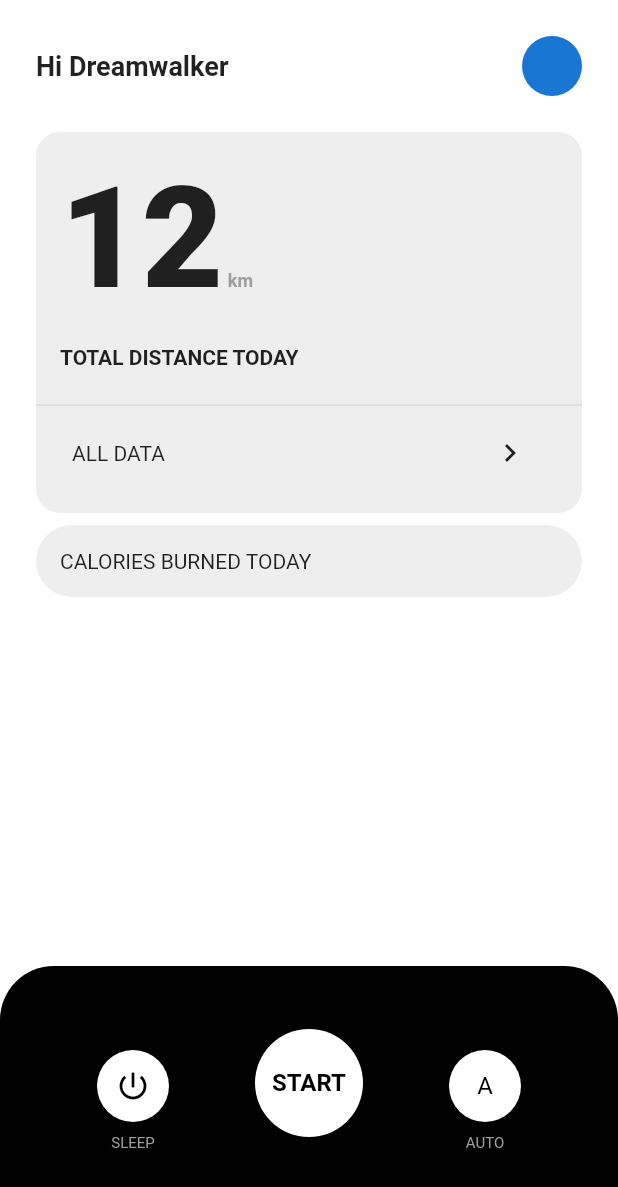
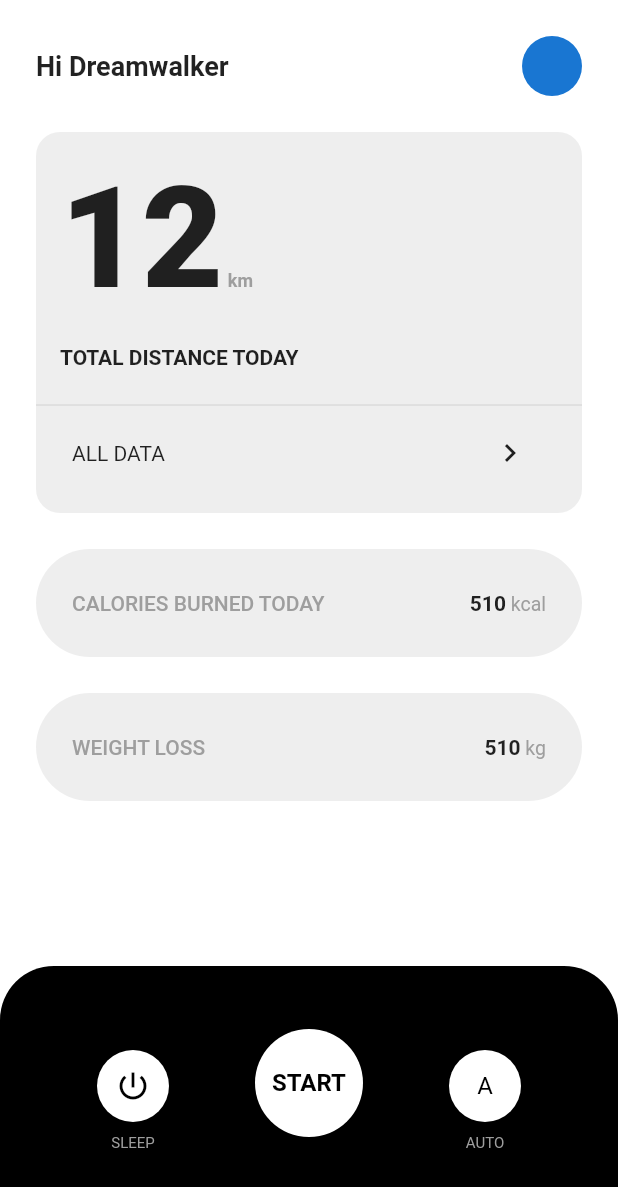
Before and after one commit to JAICHANGPARK/flutter_notebook_18th_story, a Flutter app: the screen it shows after launch, on a phone screen of 412 x 824 dp. Shown: the top 1187 px of the screen. Run offline on Flutter 3.47's test engine with Material 2 defaults, Android fonts, the phone set to English and light mode, and no system bars; our stand-ins replace cached_network_image, flutter_lorem, flutter_riverpod, flutter_svg, freezed_annotation, go_router and 3 more.

Commit message:
Update treadmill_home_page.dart

```diff
--- a/lib/ep1070_treadmill_app/src/ui/treadmill_home_page.dart
+++ b/lib/ep1070_treadmill_app/src/ui/treadmill_home_page.dart
@@ -71,7 +71,7 @@ class TreadmillHomePage extends StatelessWidget {
                                       ),
                                     ),
                                   ),
-                                  SizedBox(
+                                  const SizedBox(
                                     height: 0,
                                   ),
                                   const Padding(
@@ -102,18 +102,91 @@ class TreadmillHomePage extends StatelessWidget {
                                 ],
                               ),
                             ),
-                            SizedBox(
-                              height: 8,
+                            const SizedBox(
+                              height: 24,
                             ),
                             Container(
                               decoration: BoxDecoration(
-                                borderRadius: BorderRadius.circular(24),
+                                borderRadius: BorderRadius.circular(36),
                                 color: Colors.grey[200],
                               ),
-                              padding: EdgeInsets.symmetric(horizontal: 16, vertical: 16),
+                              padding: const EdgeInsets.symmetric(
+                                horizontal: 24,
+                                vertical: 28,
+                              ),
                               child: Row(
-                                children: [
-                                  Text("CALORIES BURNED TODAY")
+                                mainAxisAlignment: MainAxisAlignment.spaceBetween,
+                                children: const [
+                                  Text(
+                                    "CALORIES BURNED TODAY",
+                                    style: TextStyle(
+                                      fontWeight: FontWeight.w500,
+                                      color: Colors.grey,
+                                    ),
+                                  ),
+                                  Text.rich(
+                                    TextSpan(
+                                      children: [
+                                        TextSpan(
+                                          text: "510",
+                                          style: TextStyle(
+                                            fontWeight: FontWeight.bold,
+                                          ),
+                                        ),
+                                        TextSpan(
+                                          text: " kcal",
+                                          style: TextStyle(
+                                            color: Colors.grey,
+                                            fontSize: 13
+                                          )
+                                        )
+                                      ],
+                                    ),
+                                  )
+                                ],
+                              ),
+                            ),
+                            const SizedBox(
+                              height: 24,
+                            ),
+                            Container(
+                              decoration: BoxDecoration(
+                                borderRadius: BorderRadius.circular(36),
+                                color: Colors.grey[200],
+                              ),
+                              padding: const EdgeInsets.symmetric(
+                                horizontal: 24,
+                                vertical: 28,
+                              ),
+                              child: Row(
+                                mainAxisAlignment: MainAxisAlignment.spaceBetween,
+                                children: const [
+                                  Text(
+                                    "WEIGHT LOSS",
+                                    style: TextStyle(
+                                      fontWeight: FontWeight.w500,
+                                      color: Colors.grey,
+                                    ),
+                                  ),
+                                  Text.rich(
+                                    TextSpan(
+                                      children: [
+                                        TextSpan(
+                                          text: "510",
+                                          style: TextStyle(
+                                            fontWeight: FontWeight.bold,
+                                          ),
+                                        ),
+                                        TextSpan(
+                                          text: " kg",
+                                            style: TextStyle(
+                                                color: Colors.grey,
+                                                fontSize: 13
+                                            )
+                                        )
+                                      ],
+                                    ),
+                                  )
                                 ],
                               ),
                             )
```
